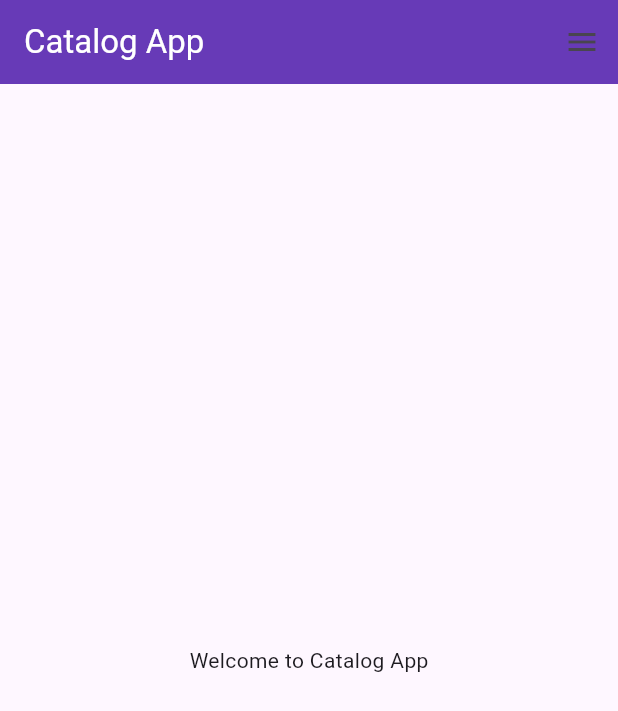
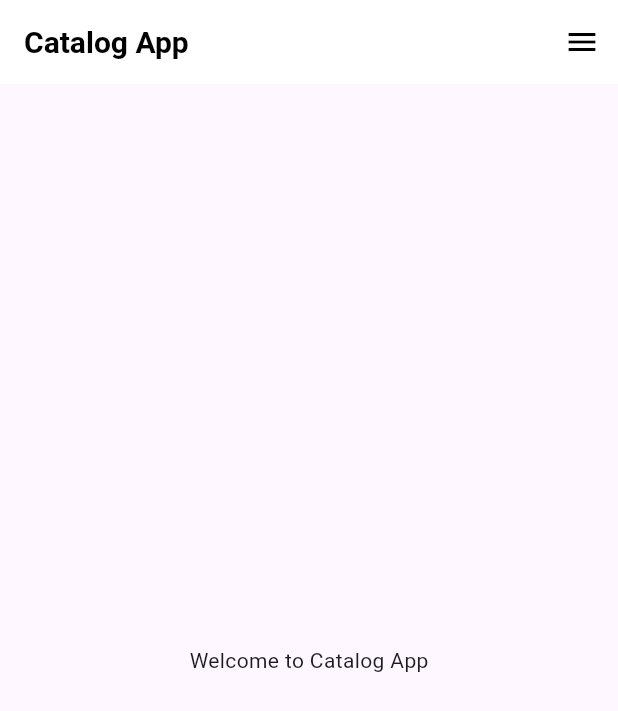
Before and after one commit to honeypathkar/Catalog_App, a Flutter app: the screen it shows after launch, on a phone screen of 412 x 824 dp. Shown: the top 711 px of the screen. Run offline on Flutter 3.47's test engine with Material 3 defaults, Android fonts, the phone set to English and light mode, and no system bars.

Commit message:
Making custom theme

```diff
--- a/lib/main.dart
+++ b/lib/main.dart
@@ -1,4 +1,5 @@
 import 'package:flutter/material.dart';
+import 'package:shopping_cart/widgets/theme.dart';
 import 'pages/login_page.dart';
 import 'pages/home_page.dart';
 import 'utils/myroute.dart';
@@ -13,11 +14,9 @@ class MyApp extends StatelessWidget {
   @override
   Widget build(BuildContext context) {
     return MaterialApp(
-      theme: ThemeData(
-        primarySwatch: Colors.deepPurple,
-        useMaterial3: true,
-      ),
+      theme: MyTheme.lightTheme(context),
       themeMode: ThemeMode.system,
+      darkTheme: MyTheme.darkTheme(context),
       debugShowCheckedModeBanner: false,
       initialRoute: MyRoute.homeRoute, // Set homeRoute as the initial route
       routes: {
--- a/lib/pages/home_page.dart
+++ b/lib/pages/home_page.dart
@@ -9,9 +9,7 @@ class HomePage extends StatelessWidget {
       appBar: AppBar(
         title: const Text(
           "Catalog App",
-          style: TextStyle(color: Colors.white),
         ),
-        backgroundColor: Colors.deepPurple,
       ),
       body: Center(
         // ignore: avoid_unnecessary_containers
--- /dev/null
+++ b/lib/widgets/theme.dart
@@ -0,0 +1,21 @@
+import 'package:flutter/material.dart';
+
+class MyTheme {
+  static ThemeData lightTheme(BuildContext context) => ThemeData(
+      primarySwatch: Colors.deepPurple,
+      useMaterial3: true,
+      appBarTheme: const AppBarTheme(
+        color: Colors.white,
+        elevation: 0.0,
+        iconTheme: IconThemeData(color: Colors.black),
+        titleTextStyle: TextStyle(
+          color: Colors.black,
+          fontSize: 20,
+          fontWeight: FontWeight.bold,
+        ),
+      ));
+
+  static ThemeData darkTheme(BuildContext context) => ThemeData(
+        brightness: Brightness.dark,
+      );
+}
```
